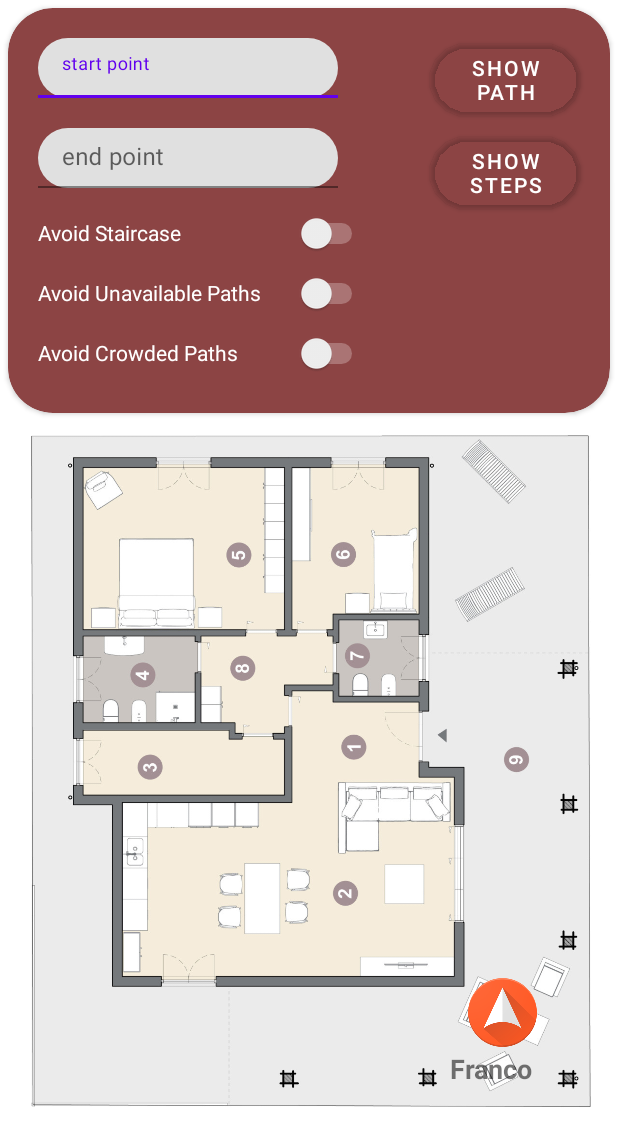
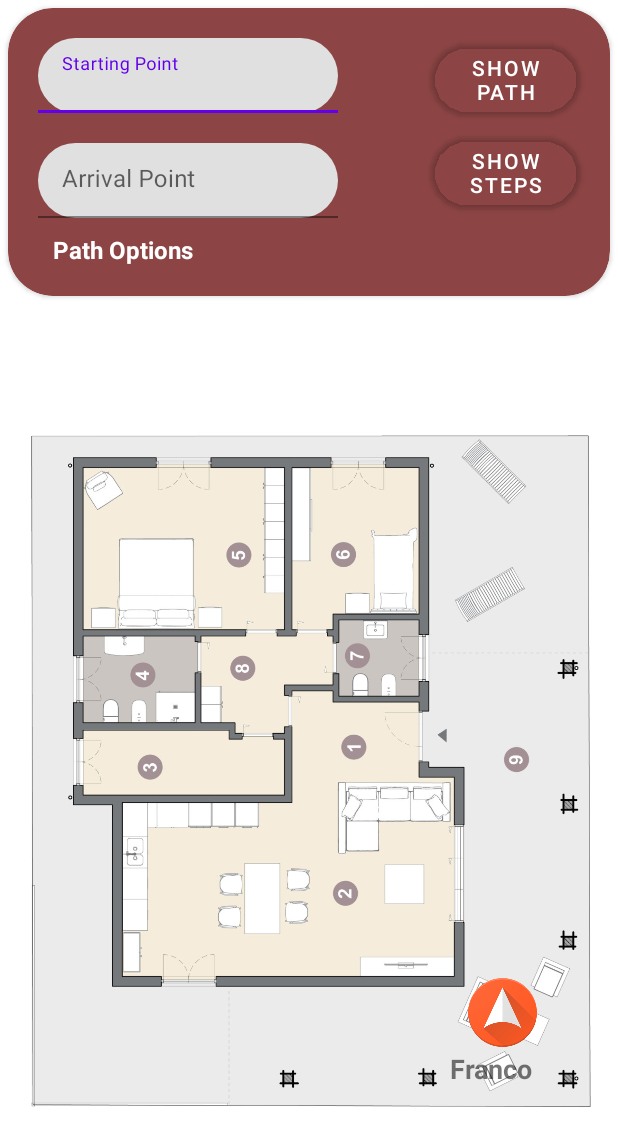
Before and after one commit to ghero2000/IndoorNavigationPerOlto, an Android app: the screen it shows after launch (MainActivity), on a phone screen of 412 x 824 dp. Shown: the top 1146 px of the screen. Run offline under Robolectric (Android 15) with nearby library versions, the phone set to English and light mode, and no system bars; libraries missing offline, so code that uses them is left out: com.github.chrisbanes.photoview; plain views replace PhotoView; 6 statements that could not run were skipped.

Commit message:
Adding functions

```diff
--- a/app/src/main/java/com/example/indoornavigation/MainActivity.java
+++ b/app/src/main/java/com/example/indoornavigation/MainActivity.java
@@ -43,6 +43,8 @@ public class MainActivity extends AppCompatActivity implements SensorEventListen
 
     private ImageView compassImageView;
     private TextView degreeTextView;
+
+    private TextView optTxt;
 
     private float[] mGravity = new float[3];
     private float[] mGeomagnetic = new float[3];
@@ -101,9 +103,6 @@ public class MainActivity extends AppCompatActivity implements SensorEventListen
 
         startPoint = findViewById(R.id.starPoint);
         endPoint = findViewById(R.id.endPoint);
-        aSwitch = findViewById(R.id.switch1);
-        bSwitch = findViewById(R.id.switch2);
-        cSwitch = findViewById(R.id.switch3);
 
         map = getResources().getDrawable(R.drawable.planimetria);
         drawBtn = findViewById(R.id.drawBtn);
@@ -199,35 +198,8 @@ public class MainActivity extends AppCompatActivity implements SensorEventListen
         mapImage.setImageBitmap(mapDrawer.getMapBitmap());
         mapImage.setScaleType(ImageView.ScaleType.CENTER_INSIDE);
 
-        aSwitch.setOnCheckedChangeListener(new CompoundButton.OnCheckedChangeListener() {
-            @Override
-            public void onCheckedChanged(CompoundButton buttonView, boolean isChecked) {
-                if(aSwitch.isChecked())
-                    stairs = "stairs";
-                else
-                    stairs = "";
-            }
-        });
-
-        bSwitch.setOnCheckedChangeListener(new CompoundButton.OnCheckedChangeListener() {
-            @Override
-            public void onCheckedChanged(CompoundButton buttonView, boolean isChecked) {
-                if(bSwitch.isChecked())
-                    available = "unavailable";
-                else
-                    available = "";
-            }
-        });
-
-        cSwitch.setOnCheckedChangeListener(new CompoundButton.OnCheckedChangeListener() {
-            @Override
-            public void onCheckedChanged(CompoundButton buttonView, boolean isChecked) {
-                if(cSwitch.isChecked())
-                    crowd = "crowded";
-                else
-                    crowd = "";
-            }
-        });
+        optTxt = findViewById(R.id.btn_options);
+        checkOptions();
 
         drawBtn.setOnClickListener(new View.OnClickListener() {
             @Override
@@ -269,6 +241,65 @@ public class MainActivity extends AppCompatActivity implements SensorEventListen
         accelerometer = sensorManager.getDefaultSensor(Sensor.TYPE_ACCELEROMETER);
         magnetometer = sensorManager.getDefaultSensor(Sensor.TYPE_MAGNETIC_FIELD);
         //---------- fine bussola
+    }
+
+    private void checkOptions() {
+        optTxt.setOnClickListener(new View.OnClickListener() {
+            @Override
+            public void onClick(View v) {
+                final Dialog dialog2 = new Dialog(MainActivity.this);
+                //  Imposta il layout del tuo dialog personalizzato
+                dialog2.setContentView(R.layout.options_dialog);
+
+                aSwitch = dialog2.findViewById(R.id.switch1);
+                bSwitch = dialog2.findViewById(R.id.switch2);
+                cSwitch = dialog2.findViewById(R.id.switch3);
+
+                if (stairs == "stairs") {
+                    aSwitch.setChecked(true);
+                }
+                else aSwitch.setChecked(false);
+                if (available == "available") {
+                    bSwitch.setChecked(true);
+                }
+                else bSwitch.setChecked(false);
+                if (crowd == "crowded") {
+                    cSwitch.setChecked(true);
+                }
+                else cSwitch.setChecked(false);
+
+                aSwitch.setOnCheckedChangeListener(new CompoundButton.OnCheckedChangeListener() {
+                    @Override
+                    public void onCheckedChanged(CompoundButton buttonView, boolean isChecked) {
+                        if(aSwitch.isChecked())
+                            stairs = "stairs";
+                        else
+                            stairs = "";
+                    }
+                });
+
+                bSwitch.setOnCheckedChangeListener(new CompoundButton.OnCheckedChangeListener() {
+                    @Override
+                    public void onCheckedChanged(CompoundButton buttonView, boolean isChecked) {
+                        if(bSwitch.isChecked())
+                            available = "unavailable";
+                        else
+                            available = "";
+                    }
+                });
+
+                cSwitch.setOnCheckedChangeListener(new CompoundButton.OnCheckedChangeListener() {
+                    @Override
+                    public void onCheckedChanged(CompoundButton buttonView, boolean isChecked) {
+                        if(cSwitch.isChecked())
+                            crowd = "crowded";
+                        else
+                            crowd = "";
+                    }
+                });
+                dialog2.show();
+            }
+        });
     }
 
     /**
--- a/app/src/main/res/layout/activity_main.xml
+++ b/app/src/main/res/layout/activity_main.xml
@@ -25,7 +25,7 @@
 
         <LinearLayout
             android:layout_width="match_parent"
-            android:layout_height="270dp"
+            android:layout_height="wrap_content"
             android:orientation="horizontal">
 
             <androidx.cardview.widget.CardView
@@ -59,8 +59,8 @@
                         <com.google.android.material.textfield.TextInputEditText
                             android:id="@+id/starPoint"
                             android:layout_width="200dp"
-                            android:layout_height="40dp"
-                            android:hint="start point"
+                            android:layout_height="50dp"
+                            android:hint="Starting Point"
                             android:outlineProvider="none" />
 
                     </com.google.android.material.textfield.TextInputLayout>
@@ -78,45 +78,23 @@
                         <com.google.android.material.textfield.TextInputEditText
                             android:id="@+id/endPoint"
                             android:layout_width="200dp"
-                            android:layout_height="40dp"
+                            android:layout_height="50dp"
                             android:layout_marginTop="10dp"
                             android:layout_weight="1"
-                            android:hint="end point"
+                            android:hint="Arrival Point"
                             android:outlineProvider="none" />
+
+                        <TextView
+                            android:id="@+id/btn_options"
+                            android:layout_width="wrap_content"
+                            android:layout_height="wrap_content"
+                            android:layout_marginLeft="10dp"
+                            android:layout_marginTop="10dp"
+                            android:text="Path Options"
+                            android:textColor="@color/white"
+                            android:textSize="16sp"
+                            android:textStyle="bold" />
                     </com.google.android.material.textfield.TextInputLayout>
-
-                    <Switch
-                        android:textColor="@color/white"
-                        android:layout_marginTop="10dp"
-                        android:trackTint="@color/white"
-                        android:id="@+id/switch1"
-                        android:layout_width="220dp"
-                        android:layout_height="40dp"
-                        android:layout_weight="1"
-                        android:minHeight="48dp"
-                        android:text="Avoid Staircase" />
-
-                    <Switch
-                        android:textColor="@color/white"
-                        android:trackTint="@color/white"
-                        android:id="@+id/switch2"
-                        android:layout_width="220dp"
-                        android:layout_height="40dp"
-                        android:layout_weight="1"
-                        android:minHeight="48dp"
-                        android:text="Avoid Unavailable Paths"
-                        android:checked="false"/>
-
-                    <Switch
-                        android:textColor="@color/white"
-                        android:trackTint="@color/white"
-                        android:id="@+id/switch3"
-                        android:layout_width="220dp"
-                        android:layout_height="40dp"
-                        android:layout_weight="1"
-                        android:minHeight="48dp"
-                        android:text="Avoid Crowded Paths"
-                        android:checked="false"/>
 
                 </LinearLayout>
             </androidx.cardview.widget.CardView>
```
Also changed, not shown: app/src/main/res/layout/options_dialog.xml (added, +66 -0 lines).
